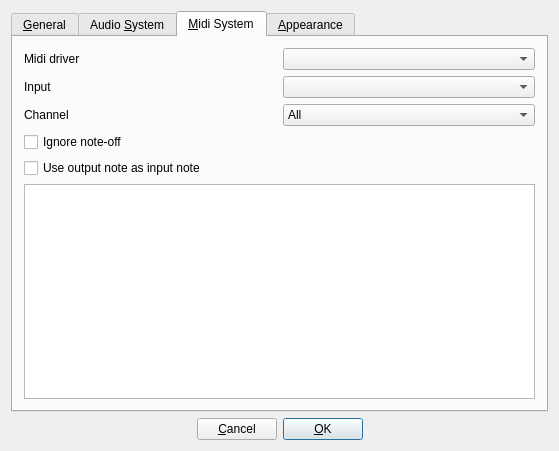
This is src/gui/src/UI/PreferencesDialog_UI.ui in hydrogen-music/hydrogen as Qt 5 draws it before an edit. The edited form follows.
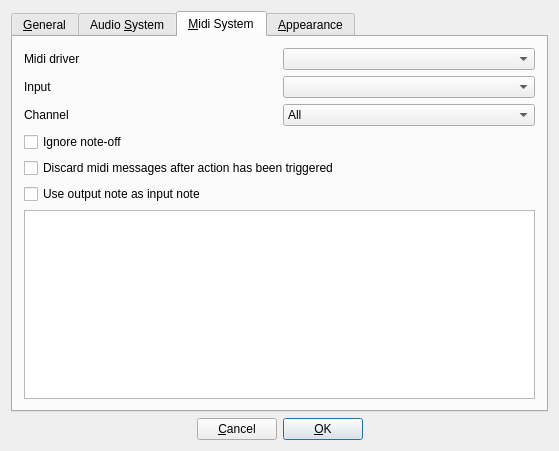
This is the edited form. The open tabs and pages were chosen to show the change. Custom widgets are drawn as their Qt base class.

Commit message: Added checkbox to discard midi messages after midi actions has been triggered

Patch:
```diff
--- a/src/gui/src/UI/PreferencesDialog_UI.ui
+++ b/src/gui/src/UI/PreferencesDialog_UI.ui
@@ -684,6 +684,13 @@
            </item>
           </layout>
          </item>
+         <item>
+          <widget class="QCheckBox" name="m_pDiscardMidiMsgCheckbox">
+           <property name="text">
+            <string>Discard midi messages after action has been triggered</string>
+           </property>
+          </widget>
+         </item>
          <item>
           <layout class="QHBoxLayout" name="horizontalLayout_8">
            <item>
```
